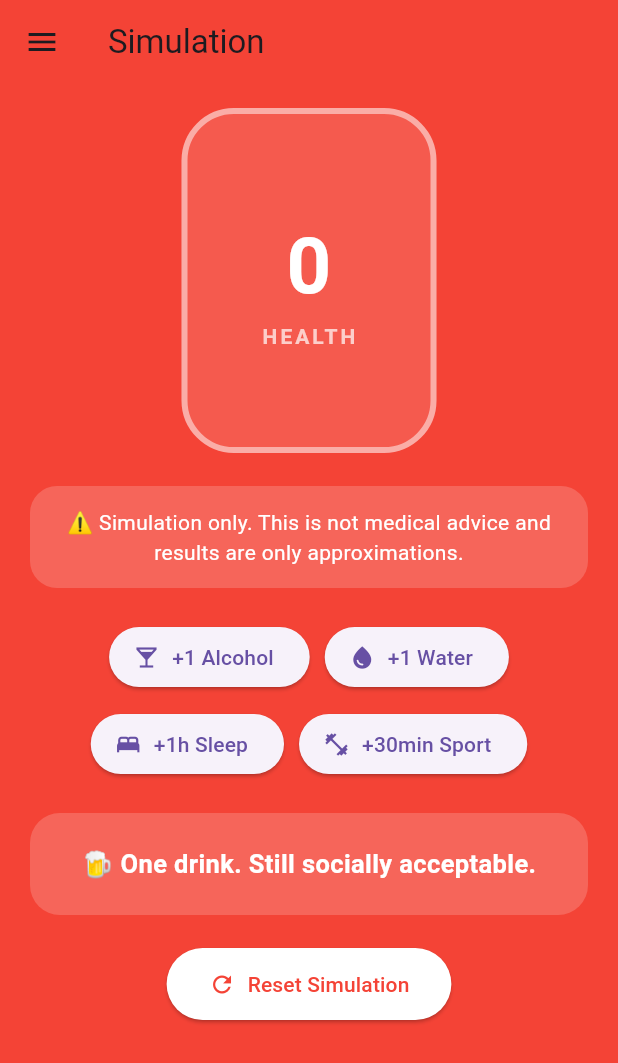
After one commit to yanagrund/BWTHW-Erasmhealth_project, a Flutter app: the SimulationPage screen opened directly, after a tap on "+1 Alcohol", on a phone screen of 412 x 824 dp. The commit adds this screen. Shown: the top 1063 px of the screen. Run offline on Flutter 3.47's test engine with Material 3 defaults, Android fonts, the phone set to English and light mode, and no system bars; our stand-ins replace shared_preferences; accounts and stored records are empty.

Commit message:
first try of simulation page

```diff
--- a/application_erasmhealth/lib/screens/HomePage.dart
+++ b/application_erasmhealth/lib/screens/HomePage.dart
@@ -2,6 +2,7 @@ import 'package:flutter/material.dart';
 import 'package:provider/provider.dart';
 import 'package:application_erasmhealth/providers/app_state.dart';
 import 'package:application_erasmhealth/screens/RecoveryPage.dart';
+import 'package:application_erasmhealth/screens/SimulationPage.dart';
 
 class HomePage extends StatelessWidget {
   const HomePage({super.key});
@@ -56,7 +57,13 @@ class HomePage extends StatelessWidget {
             ListTile(
               leading: const Icon(Icons.show_chart),
               title: const Text("Simulation"),
-              onTap: () {},
+              onTap: () {
+                Navigator.pop(context);
+                Navigator.push(
+                  context,
+                  MaterialPageRoute(builder: (_) => const SimulationPage(),),
+                 );
+              },
             ),
             ListTile(
               leading: const Icon(Icons.healing),
--- /dev/null
+++ b/application_erasmhealth/lib/screens/SimulationPage.dart
@@ -0,0 +1,560 @@
+import 'package:flutter/material.dart';
+import 'package:provider/provider.dart';
+import 'package:application_erasmhealth/providers/app_state.dart';
+import 'package:application_erasmhealth/screens/RecoveryPage.dart';
+
+class SimulationPage extends StatefulWidget {
+  const SimulationPage({super.key});
+
+  @override
+  State<SimulationPage> createState() => _SimulationPageState();
+}
+
+class _SimulationPageState extends State<SimulationPage> {
+  double simulatedScore = 0;
+  double initialScore = 0;
+
+  int alcoholDrinks = 0;
+  int waterGlasses = 0;
+  int sleepHours = 0;
+  int activitySessions = 0;
+
+  String funnyMessage =
+      "🧪 Simulation mode activated. Let's see what happens to your body.";
+
+  @override
+  void didChangeDependencies() {
+    super.didChangeDependencies();
+
+    final appState = Provider.of<AppState>(context);
+
+    if (initialScore == 0) {
+      initialScore = appState.score;
+      simulatedScore = appState.score;
+    }
+  }
+
+  Color getColor(double score) {
+    if (score <= 50) {
+      return Colors.red;
+    } else if (score <= 75) {
+      return Colors.orange;
+    } else {
+      return Colors.green;
+    }
+  }
+
+  /// ALCOHOL
+  void addAlcohol() {
+    setState(() {
+      alcoholDrinks++;
+
+      double penalty = 0;
+
+      if (alcoholDrinks <= 2) {
+        penalty = 5;
+      } else if (alcoholDrinks <= 4) {
+        penalty = 8;
+      } else {
+        penalty = 12;
+      }
+
+      penalty -= waterGlasses * 0.5;
+
+      simulatedScore -= penalty;
+
+      if (simulatedScore < 0) {
+        simulatedScore = 0;
+      }
+
+      if (alcoholDrinks == 1) {
+        funnyMessage = "🍺 One drink. Still socially acceptable.";
+      } else if (alcoholDrinks == 3) {
+        funnyMessage =
+            "🥴 You're starting to make suspicious decisions.";
+      } else if (alcoholDrinks == 5) {
+        funnyMessage =
+            "💀 Tomorrow morning is going to be a difficult experience.";
+      } else if (alcoholDrinks >= 7) {
+        funnyMessage =
+            "🚨 Bro thinks this is a university movie montage.";
+      }
+    });
+  }
+
+  /// WATER
+  void addWater() {
+    setState(() {
+      waterGlasses++;
+
+      double bonus = alcoholDrinks >= 3 ? 4 : 2;
+
+      simulatedScore += bonus;
+
+      if (simulatedScore > 100) {
+        simulatedScore = 100;
+      }
+
+      if (waterGlasses == 1) {
+        funnyMessage = "💧 Hydration restored.";
+      } else if (waterGlasses == 3) {
+        funnyMessage =
+            "🚰 Your kidneys are extremely proud of you.";
+      } else if (waterGlasses >= 5) {
+        funnyMessage =
+            "🚽 You now spend more time in the bathroom than outside.";
+      }
+    });
+  }
+
+  /// SLEEP
+  void addSleep() {
+    setState(() {
+      sleepHours++;
+
+      double bonus = simulatedScore < 50 ? 9 : 6;
+
+      simulatedScore += bonus;
+
+      if (simulatedScore > 100) {
+        simulatedScore = 100;
+      }
+
+      if (sleepHours == 1) {
+        funnyMessage =
+            "😴 Your body appreciates the recovery.";
+      } else if (sleepHours == 3) {
+        funnyMessage =
+            "🛌 Sleep is carrying your entire lifestyle right now.";
+      } else if (sleepHours >= 6) {
+        funnyMessage =
+            "📱 Your phone almost filed a missing person report.";
+      }
+    });
+  }
+
+  /// SPORT
+  void addActivity() {
+    setState(() {
+      activitySessions++;
+
+      double bonus = activitySessions >= 5 ? -3 : 5;
+
+      simulatedScore += bonus;
+
+      if (simulatedScore > 100) {
+        simulatedScore = 100;
+      }
+
+      if (simulatedScore < 0) {
+        simulatedScore = 0;
+      }
+
+      if (activitySessions == 1) {
+        funnyMessage = "🏃 Healthy behavior detected.";
+      } else if (activitySessions == 3) {
+        funnyMessage = "🔥 Athlete arc unlocked.";
+      } else if (activitySessions >= 5) {
+        funnyMessage =
+            "🦵 STOP PLEASE. I HAVE A CRAMP.";
+      }
+    });
+  }
+
+  /// RESET
+  void resetSimulation() {
+    setState(() {
+      simulatedScore = initialScore;
+
+      alcoholDrinks = 0;
+      waterGlasses = 0;
+      sleepHours = 0;
+      activitySessions = 0;
+
+      funnyMessage =
+          "🔄 Simulation reset. Your original health state has been restored.";
+    });
+  }
+
+  @override
+  Widget build(BuildContext context) {
+    final appState = Provider.of<AppState>(context);
+
+    final color = getColor(simulatedScore);
+
+    return Scaffold(
+      drawer: Drawer(
+        child: ListView(
+          children: [
+            const DrawerHeader(
+              child: Text(
+                "Menu",
+                style: TextStyle(fontSize: 24),
+              ),
+            ),
+
+            ListTile(
+              leading: const Icon(Icons.home),
+              title: const Text("Home"),
+              onTap: () {
+                Navigator.pop(context);
+                Navigator.pop(context);
+              },
+            ),
+
+            ListTile(
+              leading: const Icon(Icons.history),
+              title: const Text("History"),
+              onTap: () {},
+            ),
+
+            ListTile(
+              leading: const Icon(Icons.show_chart),
+              title: const Text("Simulation"),
+              onTap: () => Navigator.pop(context),
+            ),
+
+            ListTile(
+              leading: const Icon(Icons.healing),
+              title: const Text("Recovery"),
+              onTap: () {
+                Navigator.push(
+                  context,
+                  MaterialPageRoute(
+                    builder: (_) => const RecoveryPage(),
+                  ),
+                );
+              },
+            ),
+
+            ListTile(
+              leading: const Icon(Icons.logout),
+              title: const Text("Logout"),
+              onTap: () {
+                appState.logout();
+              },
+            ),
+          ],
+        ),
+      ),
+
+      appBar: AppBar(
+        title: const Text("Simulation"),
+        backgroundColor: color,
+      ),
+
+      body: Container(
+        width: double.infinity,
+        height: double.infinity,
+        color: color,
+
+        child: SafeArea(
+          child: SingleChildScrollView(
+            child: Padding(
+              padding: const EdgeInsets.symmetric(
+                horizontal: 20,
+                vertical: 16,
+              ),
+
+              child: Column(
+                children: [
+
+                  /// GLASS
+                  Container(
+                    width: 170,
+                    height: 230,
+
+                    decoration: BoxDecoration(
+                      color: Colors.white.withOpacity(0.12),
+
+                      borderRadius: BorderRadius.circular(35),
+
+                      border: Border.all(
+                        color: Colors.white.withOpacity(0.5),
+                        width: 4,
+                      ),
+                    ),
+
+                    child: Stack(
+                      alignment: Alignment.bottomCenter,
+                      children: [
+
+                        /// LIQUID
+                        AnimatedContainer(
+                          duration:
+                              const Duration(milliseconds: 700),
+
+                          curve: Curves.easeInOut,
+
+                          width: double.infinity,
+
+                          height:
+                              (simulatedScore / 100) * 220,
+
+                          decoration: BoxDecoration(
+                            color:
+                                Colors.white.withOpacity(0.85),
+
+                            borderRadius: BorderRadius.only(
+                              bottomLeft:
+                                  const Radius.circular(30),
+
+                              bottomRight:
+                                  const Radius.circular(30),
+
+                              topLeft: Radius.circular(
+                                simulatedScore > 10 ? 22 : 0,
+                              ),
+
+                              topRight: Radius.circular(
+                                simulatedScore > 10 ? 22 : 0,
+                              ),
+                            ),
+                          ),
+                        ),
+
+                        /// ICE CUBES
+                        Positioned(
+                          left: 30,
+                          bottom:
+                              (simulatedScore / 100) * 120,
+
+                          child: AnimatedOpacity(
+                            opacity:
+                                simulatedScore > 30 ? 1 : 0,
+
+                            duration:
+                                const Duration(milliseconds: 400),
+
+                            child: Transform.rotate(
+                              angle: 0.3,
+                              child: Container(
+                                width: 18,
+                                height: 18,
+
+                                decoration: BoxDecoration(
+                                  color: Colors.white
+                                      .withOpacity(0.7),
+
+                                  borderRadius:
+                                      BorderRadius.circular(4),
+                                ),
+                              ),
+                            ),
+                          ),
+                        ),
+
+                        Positioned(
+                          right: 35,
+                          bottom:
+                              (simulatedScore / 100) * 80,
+
+                          child: AnimatedOpacity(
+                            opacity:
+                                simulatedScore > 55 ? 1 : 0,
+
+                            duration:
+                                const Duration(milliseconds: 400),
+
+                            child: Transform.rotate(
+                              angle: -0.4,
+                              child: Container(
+                                width: 16,
+                                height: 16,
+
+                                decoration: BoxDecoration(
+                                  color: Colors.white
+                                      .withOpacity(0.65),
+
+                                  borderRadius:
+                                      BorderRadius.circular(4),
+                                ),
+                              ),
+                            ),
+                          ),
+                        ),
+
+                        /// BUBBLES
+                        Positioned(
+                          left: 55,
+                          bottom:
+                              (simulatedScore / 100) * 170,
+
+                          child: AnimatedOpacity(
+                            opacity:
+                                simulatedScore > 70 ? 1 : 0,
+
+                            duration:
+                                const Duration(milliseconds: 500),
+
+                            child: Container(
+                              width: 10,
+                              height: 10,
+
+                              decoration: BoxDecoration(
+                                color: Colors.white
+                                    .withOpacity(0.5),
+
+                                shape: BoxShape.circle,
+                              ),
+                            ),
+                          ),
+                        ),
+
+                        /// SCORE
+                        Column(
+                          mainAxisAlignment:
+                              MainAxisAlignment.center,
+
+                          children: [
+                            Text(
+                              "${simulatedScore.toInt()}",
+
+                              style: TextStyle(
+                                fontSize: 52,
+                                fontWeight: FontWeight.bold,
+
+                                color: simulatedScore > 45
+                                    ? color
+                                    : Colors.white,
+                              ),
+                            ),
+
+                            Text(
+                              "HEALTH",
+
+                              style: TextStyle(
+                                fontSize: 14,
+                                letterSpacing: 2,
+                                fontWeight: FontWeight.bold,
+
+                                color: simulatedScore > 45
+                                    ? color.withOpacity(0.8)
+                                    : Colors.white70,
+                              ),
+                            ),
+                          ],
+                        ),
+                      ],
+                    ),
+                  ),
+
+                  const SizedBox(height: 22),
+
+                  /// WARNING
+                  Container(
+                    padding: const EdgeInsets.all(14),
+
+                    decoration: BoxDecoration(
+                      color: Colors.white.withOpacity(0.18),
+                      borderRadius: BorderRadius.circular(18),
+                    ),
+
+                    child: const Text(
+                      "⚠️ Simulation only. This is not medical advice and results are only approximations.",
+
+                      textAlign: TextAlign.center,
+
+                      style: TextStyle(
+                        color: Colors.white,
+                        fontSize: 14,
+                      ),
+                    ),
+                  ),
+
+                  const SizedBox(height: 22),
+
+                  /// BUTTONS
+                  Wrap(
+                    spacing: 10,
+                    runSpacing: 10,
+                    alignment: WrapAlignment.center,
+
+                    children: [
+                      ElevatedButton.icon(
+                        onPressed: addAlcohol,
+                        icon: const Icon(Icons.local_bar),
+                        label: const Text("+1 Alcohol"),
+                      ),
+
+                      ElevatedButton.icon(
+                        onPressed: addWater,
+                        icon: const Icon(Icons.water_drop),
+                        label: const Text("+1 Water"),
+                      ),
+
+                      ElevatedButton.icon(
+                        onPressed: addSleep,
+                        icon: const Icon(Icons.bed),
+                        label: const Text("+1h Sleep"),
+                      ),
+
+                      ElevatedButton.icon(
+                        onPressed: addActivity,
+                        icon: const Icon(Icons.fitness_center),
+                        label: const Text("+30min Sport"),
+                      ),
+                    ],
+                  ),
+
+                  const SizedBox(height: 22),
+
+                  /// MESSAGE
+                  Container(
+                    width: double.infinity,
+
+                    padding: const EdgeInsets.symmetric(
+                      horizontal: 20,
+                      vertical: 22,
+                    ),
+
+                    decoration: BoxDecoration(
+                      color: Colors.white.withOpacity(0.18),
+                      borderRadius: BorderRadius.circular(20),
+                    ),
+
+                    child: Text(
+                      funnyMessage,
+
+                      textAlign: TextAlign.center,
+
+                      style: const TextStyle(
+                        fontSize: 17,
+                        color: Colors.white,
+                        fontWeight: FontWeight.bold,
+                        height: 1.4,
+                      ),
+                    ),
+                  ),
+
+                  const SizedBox(height: 22),
+
+                  /// RESET
+                  ElevatedButton.icon(
+                    onPressed: resetSimulation,
+
+                    icon: const Icon(Icons.refresh),
+
+                    label: const Text("Reset Simulation"),
+
+                    style: ElevatedButton.styleFrom(
+                      backgroundColor: Colors.white,
+                      foregroundColor: color,
+
+                      padding: const EdgeInsets.symmetric(
+                        horizontal: 28,
+                        vertical: 14,
+                      ),
+                    ),
+                  ),
+
+                  const SizedBox(height: 25),
+                ],
+              ),
+            ),
+          ),
+        ),
+      ),
+    );
+  }
+}
```
